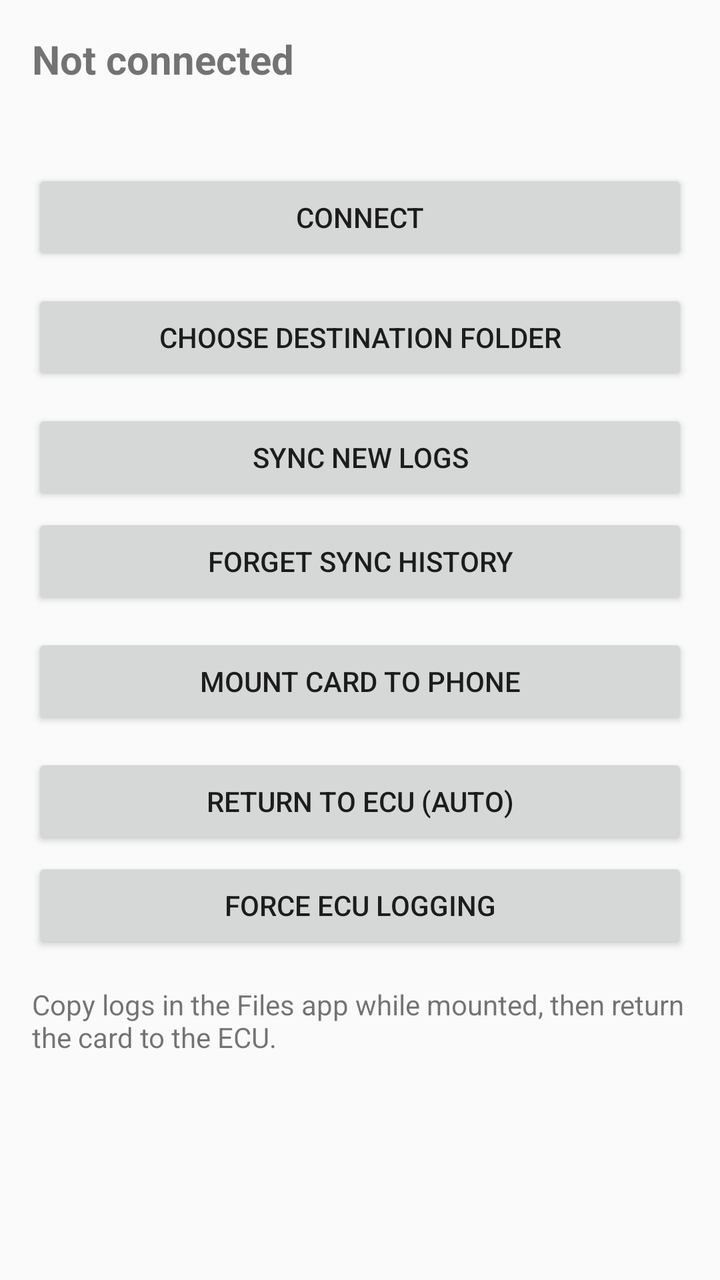
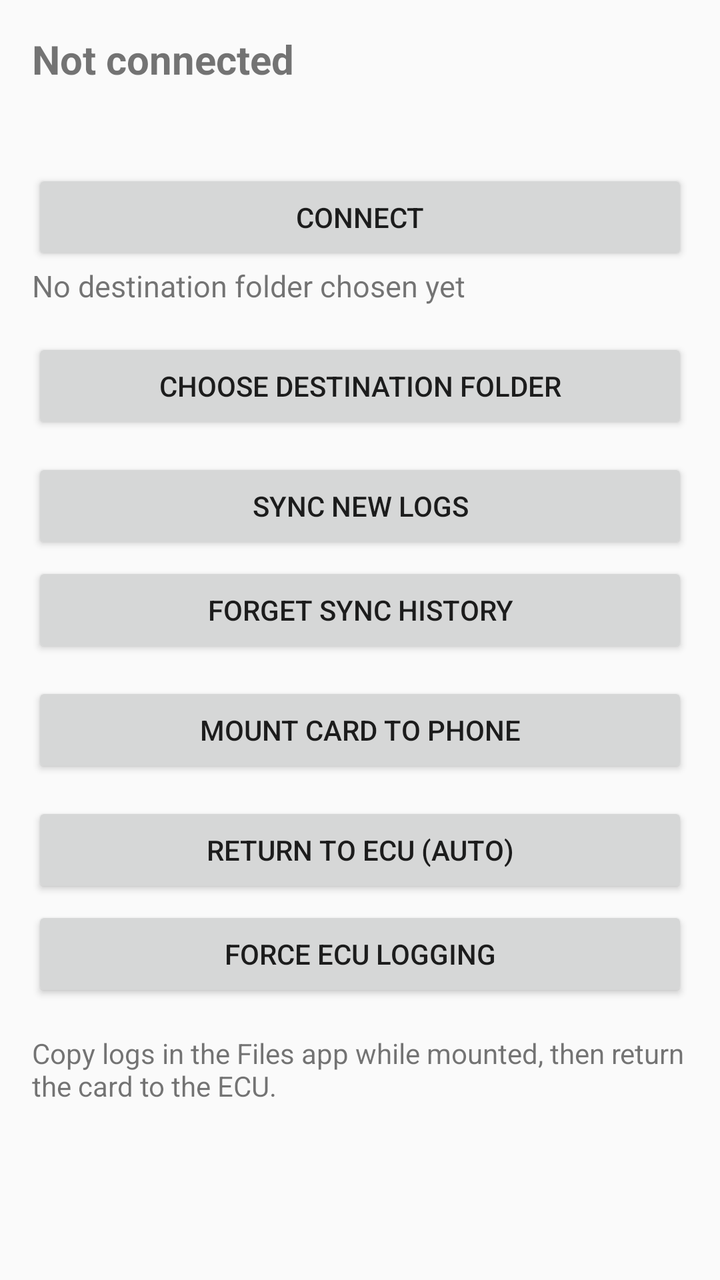

Before-and-after screenshots of an Android layout around one commit, followed by the original layout XML and the change that was made.
<!-- AndroidManifest.xml: application theme Theme.AppCompat.DayNight.NoActionBar -->
<!-- res/layout/activity_main.xml -->
<?xml version="1.0" encoding="utf-8"?>
<ScrollView xmlns:android="http://schemas.android.com/apk/res/android"
    android:layout_width="match_parent"
    android:layout_height="match_parent"
    android:padding="16dp">

    <LinearLayout
        android:layout_width="match_parent"
        android:layout_height="wrap_content"
        android:orientation="vertical">

        <TextView
            android:id="@+id/status"
            android:layout_width="match_parent"
            android:layout_height="wrap_content"
            android:textSize="20sp"
            android:textStyle="bold"
            android:paddingBottom="8dp"
            android:text="@string/status_disconnected" />

        <TextView
            android:id="@+id/warning"
            android:layout_width="match_parent"
            android:layout_height="wrap_content"
            android:textSize="16sp"
            android:textStyle="bold"
            android:paddingBottom="12dp"
            android:text="" />

        <Button
            android:id="@+id/btnConnect"
            android:layout_width="match_parent"
            android:layout_height="wrap_content"
            android:text="@string/btn_connect" />

        <Button
            android:id="@+id/btnDest"
            android:layout_width="match_parent"
            android:layout_height="wrap_content"
            android:layout_marginTop="12dp"
            android:text="@string/btn_dest" />

        <Button
            android:id="@+id/btnSync"
            android:layout_width="match_parent"
            android:layout_height="wrap_content"
            android:layout_marginTop="12dp"
            android:text="@string/btn_sync" />

        <Button
            android:id="@+id/btnForget"
            android:layout_width="match_parent"
            android:layout_height="wrap_content"
            android:layout_marginTop="4dp"
            android:text="@string/btn_forget" />

        <Button
            android:id="@+id/btnMount"
            android:layout_width="match_parent"
            android:layout_height="wrap_content"
            android:layout_marginTop="12dp"
            android:text="@string/btn_mount" />

        <Button
            android:id="@+id/btnRestore"
            android:layout_width="match_parent"
            android:layout_height="wrap_content"
            android:layout_marginTop="12dp"
            android:text="@string/btn_restore" />

        <Button
            android:id="@+id/btnRestoreEcu"
            android:layout_width="match_parent"
            android:layout_height="wrap_content"
            android:layout_marginTop="4dp"
            android:text="@string/btn_restore_ecu" />

        <TextView
            android:layout_width="match_parent"
            android:layout_height="wrap_content"
            android:paddingTop="16dp"
            android:paddingBottom="8dp"
            android:textSize="14sp"
            android:text="@string/hint" />

        <TextView
            android:id="@+id/log"
            android:layout_width="match_parent"
            android:layout_height="wrap_content"
            android:fontFamily="monospace"
            android:textIsSelectable="true"
            android:textSize="12sp"
            android:text="" />
    </LinearLayout>
</ScrollView>
<!-- resources referenced by this layout -->
<resources>
  <string name="btn_connect">Connect</string>
  <string name="btn_dest">Choose destination folder</string>
  <string name="btn_forget">Forget sync history</string>
  <string name="btn_mount">Mount card to phone</string>
  <string name="btn_restore">Return to ECU (auto)</string>
  <string name="btn_restore_ecu">Force ECU logging</string>
  <string name="btn_sync">SYNC NEW LOGS</string>
  <string name="hint">Copy logs in the Files app while mounted, then return the card to the ECU.</string>
  <string name="status_disconnected">Not connected</string>
</resources>

<!-- the commit's change to res/layout/activity_main.xml (unified diff, before → after) -->
@@ -32,6 +32,14 @@
             android:layout_width="match_parent"
             android:layout_height="wrap_content"
             android:text="@string/btn_connect" />
+
+        <TextView
+            android:id="@+id/dest"
+            android:layout_width="match_parent"
+            android:layout_height="wrap_content"
+            android:paddingBottom="4dp"
+            android:textSize="15sp"
+            android:text="@string/dest_unset" />
 
         <Button
             android:id="@+id/btnDest"
<!-- resource entries referenced after the edit -->
@@ -7,6 +7,7 @@
   <string name="btn_restore">Return to ECU (auto)</string>
   <string name="btn_restore_ecu">Force ECU logging</string>
   <string name="btn_sync">SYNC NEW LOGS</string>
+  <string name="dest_unset">No destination folder chosen yet</string>
   <string name="hint">Copy logs in the Files app while mounted, then return the card to the ECU.</string>
   <string name="status_disconnected">Not connected</string>
 </resources>
